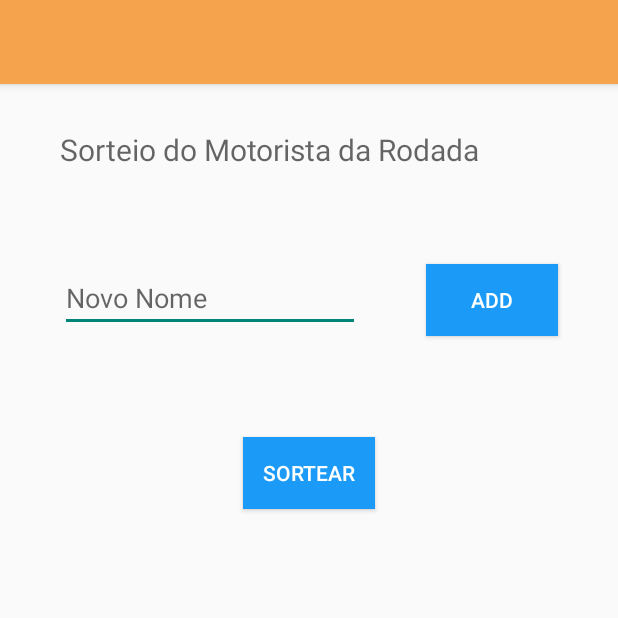
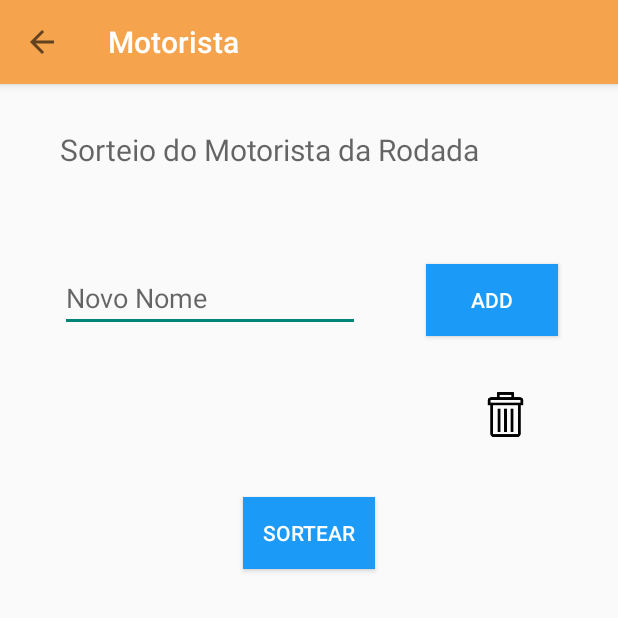
Before and after one commit to StanislaoMissio/BeerTracker, an Android app: the MotoristaActivity screen opened directly, with no data from a screen before it, after a tap on "ADD", on a phone screen of 412 x 824 dp, the top half of it. Run offline under Robolectric (Android 15) with nearby library versions, the phone set to English and light mode, and no system bars.

Commit message:
Tela de motorista da rodada

```diff
--- a/app/src/main/java/com/android/beertracker/activity/MotoristaActivity.java
+++ b/app/src/main/java/com/android/beertracker/activity/MotoristaActivity.java
@@ -1,60 +1,79 @@
 package com.android.beertracker.activity;
 
+import android.content.Intent;
 import android.os.Bundle;
 import android.support.annotation.Nullable;
 import android.support.v7.app.AppCompatActivity;
+import android.support.v7.widget.LinearLayoutManager;
 import android.support.v7.widget.RecyclerView;
-import android.support.v7.widget.StaggeredGridLayoutManager;
 import android.support.v7.widget.Toolbar;
 import android.view.View;
-import android.widget.ArrayAdapter;
 import android.widget.Button;
 import android.widget.EditText;
-import android.widget.ListView;
 
 import com.android.beertracker.R;
 import com.android.beertracker.adapter.DriverAdapter;
 
-import java.util.ArrayList;
-import java.util.Arrays;
+import java.util.List;
+import java.util.Random;
 
-public class MotoristaActivity extends AppCompatActivity{
+public class MotoristaActivity extends AppCompatActivity {
 
-    ArrayAdapter<String> adapter;
-    EditText editText;
-    ArrayList<String> itemList;
+    private DriverAdapter adapter;
+    private EditText editText;
     Toolbar toolbarDriver;
+    public final static String NAME_DRIVER = "name_driver";
 
     @Override
     protected void onCreate(@Nullable Bundle savedInstanceState) {
         super.onCreate(savedInstanceState);
         setContentView(R.layout.activity_motorista);
-
+        toolbarDriver = findViewById(R.id.toolbarDriver);
         setSupportActionBar(toolbarDriver);
         getSupportActionBar().setDisplayHomeAsUpEnabled(true);
 
-        RecyclerView recyclerView = findViewById(R.id.list);
+        editText = findViewById(R.id.txtInput);
+
+        final RecyclerView recyclerView = findViewById(R.id.list);
         recyclerView.setHasFixedSize(true);
 
-        recyclerView.setAdapter(new DriverAdapter());
+        adapter = new DriverAdapter();
 
-        adapter=new ArrayAdapter<String>(this,R.layout.view_list_drivers,R.id.name_driver,itemList);
-        ListView listV = findViewById(R.id.list);
-        listV.setAdapter(adapter);
-        editText = findViewById(R.id.txtInput);
+        recyclerView.setAdapter(adapter);
+
+        recyclerView.setLayoutManager(new LinearLayoutManager(this));
+
         Button btAdd = findViewById(R.id.btAdd);
         btAdd.setOnClickListener(new View.OnClickListener() {
             @Override
             public void onClick(View v) {
-                String newItem=editText.getText().toString();
-                // add new item to arraylist
-                itemList.add(newItem);
-                // notify listview of data changed
+                String newItem = editText.getText().toString();
+                adapter.addDriver(newItem);
                 adapter.notifyDataSetChanged();
+                editText.setText("");
             }
 
         });
 
+        Button random = findViewById(R.id.btnSortear);
+        random.setOnClickListener(new View.OnClickListener() {
+            @Override
+            public void onClick(View view) {
+                if(adapter.getItemCount() > 0) {
+                    Intent intent = new Intent(MotoristaActivity.this, ChosenDriver.class);
+                    Bundle bundle = new Bundle();
+                    bundle.putString(NAME_DRIVER, adapter.getDriverAtPosition(randomDriver()));
+                    intent.putExtras(bundle);
+                    startActivity(intent);
+                }
+            }
+        });
+
+    }
+
+    private int randomDriver(){
+        Random rand = new Random();
+        return rand.nextInt(4);
     }
 
 }
--- a/app/src/main/java/com/android/beertracker/adapter/DriverAdapter.java
+++ b/app/src/main/java/com/android/beertracker/adapter/DriverAdapter.java
@@ -2,7 +2,6 @@ package com.android.beertracker.adapter;
 
 import android.graphics.drawable.Drawable;
 import android.support.v7.widget.RecyclerView;
-import android.view.DragAndDropPermissions;
 import android.view.LayoutInflater;
 import android.view.View;
 import android.view.ViewGroup;
@@ -11,18 +10,25 @@ import android.widget.TextView;
 
 import com.android.beertracker.R;
 
+import java.util.ArrayList;
+import java.util.List;
+
 /**
  * Created by Bruno on 03/12/2017.
  */
 
 public class DriverAdapter extends RecyclerView.Adapter<DriverAdapter.DriverViewHolder> {
 
-    private TextView nameDriver;
-    private ImageView delete;
-    private String nome;
+    private List<String> nomes;
     private Drawable res;
 
-    public DriverAdapter (String nome){this.nome = nome;}
+    public DriverAdapter (){
+        this.nomes = new ArrayList<>();
+    }
+
+    public void addDriver(String nome){
+        this.nomes.add(nome);
+    }
 
     @Override
     public DriverViewHolder onCreateViewHolder(ViewGroup parent, int viewType) {
@@ -31,18 +37,37 @@ public class DriverAdapter extends RecyclerView.Adapter<DriverAdapter.DriverView
     }
 
     @Override
-    public void onBindViewHolder(DriverViewHolder holder, int position) {
-        nameDriver.setText(nome);
-        delete.setImageDrawable(res);
+    public void onBindViewHolder(final DriverViewHolder holder, int position) {
+        holder.nameDriver.setText(this.nomes.get(position));
+        holder.delete.setImageDrawable(res);
+        holder.delete.setOnClickListener(new View.OnClickListener() {
+            @Override
+            public void onClick(View view) {
+                removeDriverAtPosition(holder.getAdapterPosition());
+            }
+        });
     }
 
     @Override
     public int getItemCount() {
-        return 0;
+        return nomes.size();
+    }
+
+    public String getDriverAtPosition(int position){
+        return nomes.get(position);
+    }
+
+    private void removeDriverAtPosition(int position){
+        nomes.remove(position);
+        notifyItemRemoved(position);
     }
 
     class DriverViewHolder extends RecyclerView.ViewHolder {
-        public DriverViewHolder(View itemView) {
+
+        private TextView nameDriver;
+        private ImageView delete;
+
+        private DriverViewHolder(View itemView) {
             super(itemView);
             nameDriver = itemView.findViewById(R.id.name_driver);
             delete = itemView.findViewById(R.id.delete);
--- a/app/src/main/res/layout/activity_motorista.xml
+++ b/app/src/main/res/layout/activity_motorista.xml
@@ -25,12 +25,12 @@
             android:id="@+id/txtSorteioRole"
             android:layout_width="match_parent"
             android:layout_height="@dimen/default_size_50_dp"
-        android:textSize="20dp"
+            android:textSize="@dimen/default_size_20_sp"
             android:layout_below="@+id/AppBar"
             android:layout_marginEnd="@dimen/default_margin_40_dp"
             android:layout_marginStart="@dimen/default_margin_40_dp"
             android:layout_marginTop="30dp"
-        android:hint="@string/nomeRole" />
+            android:hint="@string/nomeRole"/>
 
     <EditText
             android:id="@+id/txtInput"
@@ -50,22 +50,14 @@
             android:text="Add"
             style="@style/BotaoPadrao"/>
 
-    <android.support.design.widget.CoordinatorLayout
-        android:id="@id/list"
-        xmlns:android="http://schemas.android.com/apk/res/android"
-        xmlns:app="http://schemas.android.com/apk/res-auto"
+    <android.support.v7.widget.RecyclerView
+            android:id="@+id/list"
             android:layout_width="match_parent"
             android:layout_height="wrap_content"
-        android:layout_marginTop="30dp"
+            android:layout_marginTop="20dp"
             android:layout_marginStart="@dimen/default_margin_40_dp"
-        android:layout_below="@+id/txtInput">
-
-    <android.support.v7.widget.RecyclerView
-        android:layout_width="match_parent"
-        android:layout_height="wrap_content">
-    </android.support.v7.widget.RecyclerView>
-
-    </android.support.design.widget.CoordinatorLayout>
+            android:layout_marginEnd="@dimen/default_margin_40_dp"
+            android:layout_below="@+id/txtInput"/>
 
     <Button
             android:id="@+id/btnSortear"
--- a/app/src/main/res/layout/app_bar_main.xml
+++ b/app/src/main/res/layout/app_bar_main.xml
@@ -4,7 +4,7 @@
     xmlns:tools="http://schemas.android.com/tools"
     android:layout_width="match_parent"
     android:layout_height="match_parent"
-    tools:context="com.android.beertracker.view.MainActivity">
+    tools:context="com.android.beertracker.activity.MainActivity">
 
     <android.support.design.widget.AppBarLayout
         android:layout_width="match_parent"
--- a/app/src/main/res/layout/view_list_drivers.xml
+++ b/app/src/main/res/layout/view_list_drivers.xml
@@ -7,13 +7,18 @@
     <TextView
         android:id="@+id/name_driver"
         android:layout_width="wrap_content"
-        android:layout_height="wrap_content" />
+        android:layout_height="wrap_content"
+        android:textSize="@dimen/default_size_20_sp"
+        android:textStyle="bold"
+        android:layout_marginTop="20dp"/>
 
     <ImageView
-        android:layout_width="wrap_content"
-        android:layout_height="wrap_content"
-        android:layout_alignParentRight="true"
-        android:layout_marginRight="20dp"
+        android:layout_width="30dp"
+        android:layout_height="30dp"
+        android:layout_alignParentEnd="true"
+        android:layout_marginEnd="20dp"
+        android:contentDescription="@string/app_name"
+        android:layout_marginTop="20dp"
         android:id="@+id/delete"/>
 
 </RelativeLayout>
--- a/app/src/main/res/values/strings.xml
+++ b/app/src/main/res/values/strings.xml
@@ -32,4 +32,7 @@
     <string name="title_activity_estilos">Estilos</string>
     <string name="title_activity_new_role">New_role</string>
     <string name="title_activity_amigos">Amigos</string>
+    <string name="chosen_driver">Você é o motorista da rodada</string>
+    <string name="choose_again">Sortear Novamente</string>
+    <string name="home">Inicio</string>
 </resources>
```
Also changed, not shown: app/src/main/AndroidManifest.xml (+18 -21 lines), app/src/main/java/com/android/beertracker/activity/Amigos.java (deleted, +0 -31 lines), app/src/main/java/com/android/beertracker/activity/ChosenDriver.java (added, +57 -0 lines), app/src/main/java/com/android/beertracker/activity/MainActivity.java (+4 -10 lines), app/src/main/res/layout/activity_amigos.xml (deleted, +0 -33 lines), app/src/main/res/layout/activity_chosen_driver.xml (added, +65 -0 lines). Lines whose indentation alone changed are shown as unchanged.
